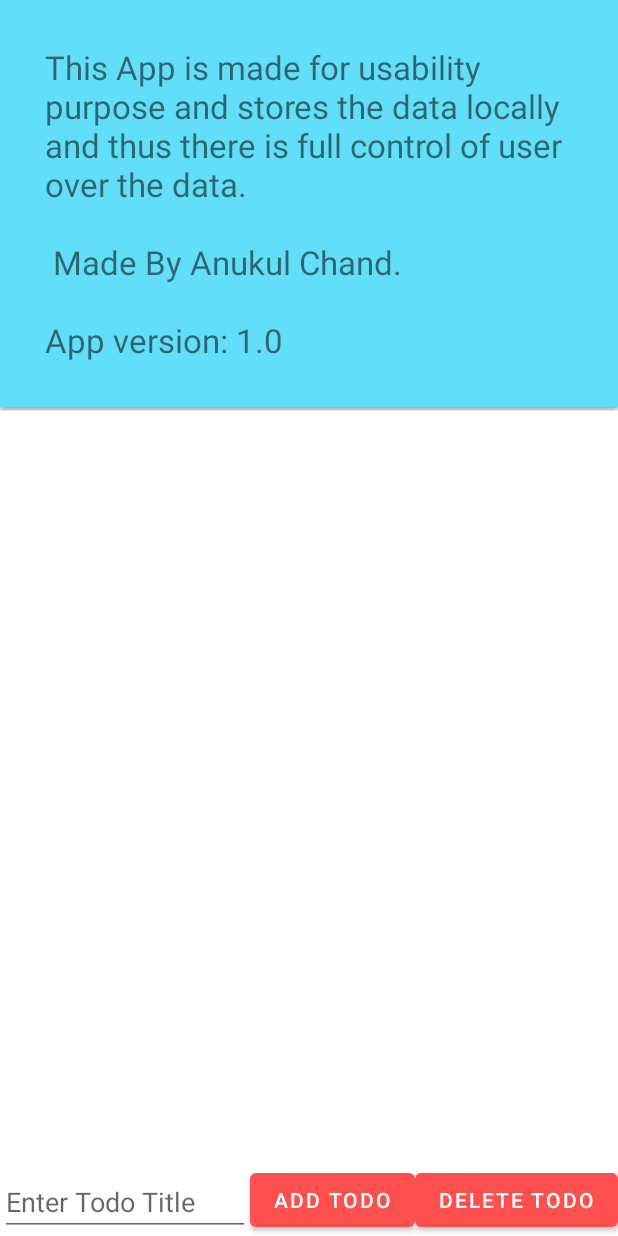
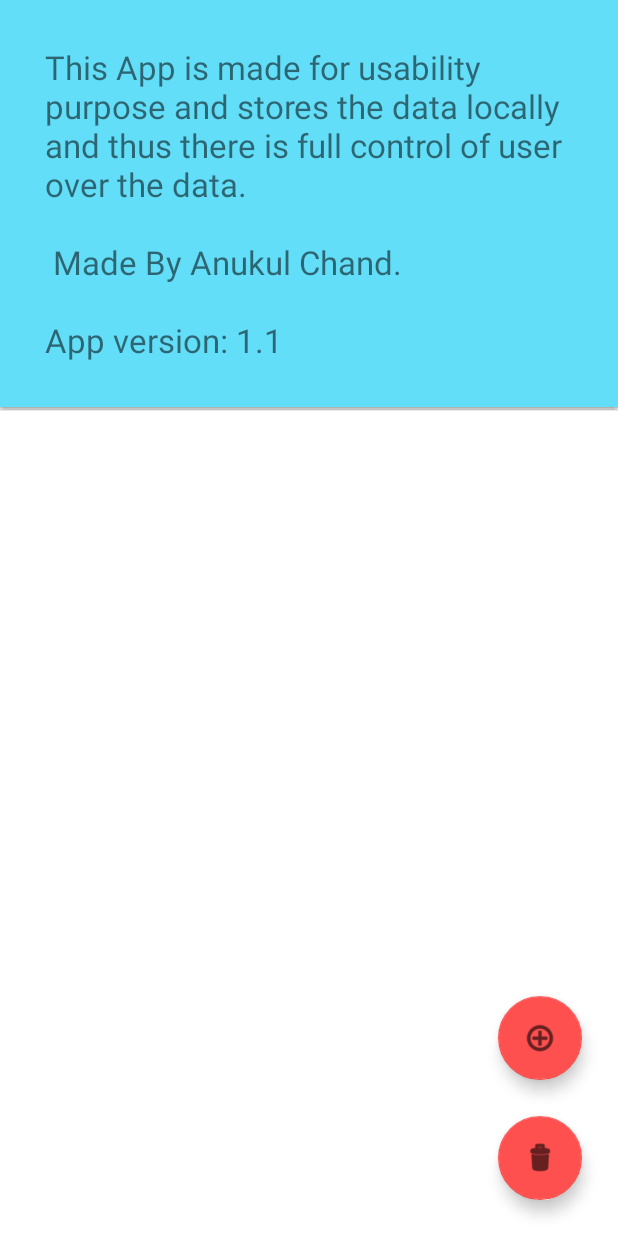
Before and after one commit to Aceee-dev/todoApp, an Android app: the screen it shows after launch (MainActivity), in the options menu, after a tap on "About", on a phone screen of 412 x 824 dp. Run offline under Robolectric (Android 15) with nearby library versions, the phone set to English and light mode, and no system bars; our stand-ins replace Room's generated code.

Commit message:
Added edit functionality for a todo

```diff
--- a/app/build.gradle
+++ b/app/build.gradle
@@ -12,7 +12,7 @@ android {
         minSdk 21
         targetSdk 32
         versionCode 1
-        versionName "1.0"
+        versionName "1.1"
 
         testInstrumentationRunner "androidx.test.runner.AndroidJUnitRunner"
     }
--- a/app/src/main/AndroidManifest.xml
+++ b/app/src/main/AndroidManifest.xml
@@ -18,6 +18,11 @@
                 <category android:name="android.intent.category.LAUNCHER" />
             </intent-filter>
         </activity>
+
+        <activity
+            android:name="com.example.todoApp.EditActivity"
+            android:exported="true">
+        </activity>
     </application>
 
 </manifest>
--- /dev/null
+++ b/app/src/main/java/com/example/todoApp/EditActivity.kt
@@ -0,0 +1,140 @@
+package com.example.todoApp
+
+import android.content.Intent
+import android.graphics.Color
+import android.os.Bundle
+import android.util.Log
+import android.view.View
+import android.view.ViewGroup
+import android.widget.AdapterView
+import android.widget.ArrayAdapter
+import android.widget.TextView
+import androidx.appcompat.app.AppCompatActivity
+import androidx.lifecycle.ViewModelProvider
+import com.google.android.material.snackbar.Snackbar
+import kotlinx.android.synthetic.main.activity_edit.*
+import java.text.ParseException
+import java.text.SimpleDateFormat
+import java.util.*
+
+
+class EditActivity : AppCompatActivity() {
+    private lateinit var mTodoViewModel: TodoViewModel
+
+    override fun onCreate(savedInstanceState: Bundle?) {
+        super.onCreate(savedInstanceState)
+        setContentView(R.layout.activity_edit)
+
+        val todoData: Todo = intent.getParcelableExtra("EDIT_DATA") ?: createTodoInstance("")
+
+        mTodoViewModel = ViewModelProvider(
+            this,
+            ViewModelProvider.AndroidViewModelFactory.getInstance(application)
+        )
+            .get(TodoViewModel::class.java)
+
+        val priorityArray = resources.getStringArray(R.array.Priority)
+        val spinnerAdapter = object :
+            ArrayAdapter<String>(this, android.R.layout.simple_spinner_item, priorityArray) {
+
+            override fun isEnabled(position: Int): Boolean {
+                // Disable the first item from Spinner
+                // First item will be used for hint
+                return position != 0
+            }
+
+            override fun getDropDownView(
+                position: Int,
+                convertView: View?,
+                parent: ViewGroup
+            ): View {
+                val view: TextView =
+                    super.getDropDownView(position, convertView, parent) as TextView
+                //set the color of first item in the drop down list to gray
+                if (position == 0) {
+                    view.setTextColor(Color.GRAY)
+                } else {
+                    //here it is possible to define color for other items by
+                    view.setTextColor(Color.BLACK)
+                }
+                return view
+            }
+
+        }
+        spinnerAdapter.setDropDownViewResource(android.R.layout.simple_spinner_dropdown_item)
+        spinnerPriorityList.adapter = spinnerAdapter
+
+        spinnerPriorityList.onItemSelectedListener = object : AdapterView.OnItemSelectedListener {
+            override fun onNothingSelected(parent: AdapterView<*>?) {
+            }
+
+            override fun onItemSelected(
+                parent: AdapterView<*>?,
+                view: View?,
+                position: Int,
+                id: Long
+            ) {
+                val value = parent!!.getItemAtPosition(position).toString()
+                if (value == priorityArray[0]) {
+                    (view as TextView).setTextColor(Color.GRAY)
+                }
+            }
+
+        }
+
+        if (todoData.title.isNotEmpty()) {
+            editTextTodoTitle.setText(todoData.title)
+            editTextDescription.setText(todoData.description)
+            editTextDateTodo.setText(todoData.completion_date)
+            spinnerPriorityList.setSelection(todoData.priority)
+        }
+
+        btnSaveTodo.setOnClickListener {
+            val title = editTextTodoTitle.text.toString()
+            if (title.isNotEmpty()) {
+                if (todoData.title.isEmpty()) {
+                    mTodoViewModel.insert(createTodoInstance(title))
+                } else {
+                    // call update
+                    mTodoViewModel.update(getUpdatedTodo(todoData, title))
+                }
+                val intent = Intent(this, MainActivity::class.java)
+                startActivity(intent)
+            } else {
+                Snackbar.make(
+                    this.findViewById(android.R.id.content),
+                    "Title can not be empty!",
+                    Snackbar.LENGTH_SHORT
+                ).show()
+            }
+        }
+    }
+
+    private fun getUpdatedTodo(todo: Todo, title: String): Todo {
+        todo.title = title
+        todo.description = editTextDescription.text.toString()
+        todo.priority = spinnerPriorityList.selectedItemPosition
+        todo.completion_date = editTextDateTodo.text.toString()
+        return todo
+    }
+
+    private fun createTodoInstance(title: String): Todo {
+        val todo = Todo(title = title)
+        todo.description = editTextDescription.text.toString()
+        todo.priority = spinnerPriorityList.selectedItemPosition
+        todo.completion_date = editTextDateTodo.text.toString()
+        return todo
+    }
+
+    private fun getDate(text: String): Date {
+        val df = SimpleDateFormat("dd-MM-yyyy")
+        lateinit var myDate: Date
+        try {
+            myDate = df.parse(text)
+            return myDate
+        } catch (e: ParseException) {
+            Log.e("EditActivity", "Parse Exception while parsing text")
+        }
+        return myDate
+    }
+}
--- a/app/src/main/java/com/example/todoApp/MainActivity.kt
+++ b/app/src/main/java/com/example/todoApp/MainActivity.kt
@@ -1,5 +1,6 @@
 package com.example.todoApp
 
+import android.content.Intent
 import android.os.Bundle
 import android.view.Menu
 import android.view.MenuItem
@@ -22,7 +23,14 @@ class MainActivity : AppCompatActivity() {
         setSupportActionBar(tbMenuAppBar)
         supportActionBar?.title = getString(R.string.Todo)
 
-        mTodoAdapter = TodoAdapter(mutableListOf())
+        mTodoAdapter = TodoAdapter(mutableListOf(), object : TodoAdapter.OnItemClickListener {
+            override fun onItemClick(item: Todo?) {
+                // send data to edit screen using bundle
+                val intent = Intent(this@MainActivity, EditActivity::class.java)
+                intent.putExtra("EDIT_DATA", item)
+                startActivity(intent)
+            }
+        })
         rvToDoItem.adapter = mTodoAdapter
 
         rvToDoItem.layoutManager = LinearLayoutManager(this)
@@ -33,20 +41,25 @@ class MainActivity : AppCompatActivity() {
         ).get(TodoViewModel::class.java)
 
         btnAddTodo.setOnClickListener {
-            val todoTitle = etToDoTitle.text.toString()
-            if (todoTitle.isNotEmpty()) {
-                val todo = Todo(title = todoTitle)
-                mTodoViewModel.insert(todo)
-                etToDoTitle.text.clear()
-            }
+            // Trigger edit activity
+            val intent = Intent(this@MainActivity, EditActivity::class.java)
+            startActivity(intent)
         }
+
         btnDeleteTodo.setOnClickListener {
             val todoDeleteList = mTodoAdapter.getTodoDeleteList()
             for (todo in todoDeleteList) {
                 mTodoViewModel.delete(todo)
             }
         }
+    }
 
+    override fun onStart() {
+        super.onStart()
+        updateRecyclerViewWithData()
+    }
+
+    private fun updateRecyclerViewWithData() {
         // put observer on live data
         mTodoViewModel.getAllTodos().observe(this, Observer { list ->
             list?.let {
--- a/app/src/main/java/com/example/todoApp/Todo.kt
+++ b/app/src/main/java/com/example/todoApp/Todo.kt
@@ -4,11 +4,15 @@ import android.os.Parcelable
 import androidx.room.Entity
 import androidx.room.PrimaryKey
 import kotlinx.android.parcel.Parcelize
+import java.util.*
 
 @Parcelize
 @Entity
 data class Todo(
     @PrimaryKey(autoGenerate = true) var tid: Int = 0,
-    val title: String,
-    var isChecked: Boolean = false
+    var title: String,
+    var isChecked: Boolean = false,
+    var description: String = "",
+    var priority: Int = 4,
+    var completion_date: String = ""
 ) : Parcelable
--- a/app/src/main/java/com/example/todoApp/TodoDao.kt
+++ b/app/src/main/java/com/example/todoApp/TodoDao.kt
@@ -13,4 +13,7 @@ interface TodoDao {
 
     @Delete
     suspend fun delete(todo: Todo)
+
+    @Update
+    suspend fun update(todo: Todo)
 }
--- a/app/src/main/java/com/example/todoApp/TodoViewModel.kt
+++ b/app/src/main/java/com/example/todoApp/TodoViewModel.kt
@@ -22,6 +22,10 @@ class TodoViewModel(application: Application) : AndroidViewModel(application) {
         mtodoRepository.delete(todo)
     }
 
+    fun update(todo: Todo) {
+        mtodoRepository.update(todo)
+    }
+
     fun getAllTodos(): LiveData<MutableList<Todo>> {
         return mAllTodos;
     }
--- a/app/src/main/res/layout/activity_main.xml
+++ b/app/src/main/res/layout/activity_main.xml
@@ -21,33 +21,33 @@
         android:id="@+id/rvToDoItem"
         android:layout_width="match_parent"
         android:layout_height="0dp"
-        app:layout_constraintBottom_toTopOf="@+id/etToDoTitle"
+        app:layout_constraintBottom_toBottomOf="parent"
         app:layout_constraintEnd_toEndOf="parent"
         app:layout_constraintStart_toStartOf="parent"
         app:layout_constraintTop_toBottomOf="@id/tbMenuAppBar" />
 
-    <EditText
-        android:id="@+id/etToDoTitle"
-        android:layout_width="0dp"
-        android:layout_height="wrap_content"
-        android:hint="@string/toDoTitleString"
-        app:layout_constraintBottom_toBottomOf="parent"
-        app:layout_constraintEnd_toStartOf="@+id/btnAddTodo"
-        app:layout_constraintStart_toStartOf="parent" />
-
-    <Button
+    <com.google.android.material.floatingactionbutton.FloatingActionButton
         android:id="@+id/btnAddTodo"
         android:layout_width="wrap_content"
         android:layout_height="wrap_content"
-        android:text="@string/addTodo"
-        app:layout_constraintBottom_toBottomOf="parent"
-        app:layout_constraintEnd_toStartOf="@+id/btnDeleteTodo" />
+        android:layout_margin="24dp"
+        android:clickable="true"
+        app:backgroundTint="?attr/colorPrimary"
+        app:layout_constraintBottom_toTopOf="@id/btnDeleteTodo"
+        app:layout_constraintEnd_toEndOf="parent"
+        app:srcCompat="@android:drawable/ic_menu_add" />
 
-    <Button
+
+    <com.google.android.material.floatingactionbutton.FloatingActionButton
         android:id="@+id/btnDeleteTodo"
         android:layout_width="wrap_content"
         android:layout_height="wrap_content"
-        android:text="@string/deleteToDo"
+        android:layout_margin="24dp"
+        android:layout_marginEnd="292dp"
+        android:clickable="true"
+        app:backgroundTint="?attr/colorPrimary"
         app:layout_constraintBottom_toBottomOf="parent"
-        app:layout_constraintEnd_toEndOf="parent" />
+        app:layout_constraintEnd_toEndOf="parent"
+        app:srcCompat="@android:drawable/ic_menu_delete" />
+
 </androidx.constraintlayout.widget.ConstraintLayout>
--- a/app/src/main/res/values/strings.xml
+++ b/app/src/main/res/values/strings.xml
@@ -6,4 +6,16 @@
     <string name="Todo">Todo</string>
     <string name="About">About</string>
     <string name="Search">Search</string>
+    <string name="save">Save</string>
+    <string name="priority">Priority</string>
+    <string name="completion_date">Completion Date(dd-mm-yyyy)</string>
+    <string name="description">Description</string>
+    <string-array name="Priority">
+        <item>Priority</item>
+        <item>P1(Highest)</item>
+        <item>P2</item>
+        <item>P3</item>
+        <item>P4</item>
+        <item>P5(Least)</item>
+    </string-array>
 </resources>
```
Also changed, not shown: app/src/main/java/com/example/todoApp/TodoAdapter.kt (+23 -4 lines), app/src/main/java/com/example/todoApp/TodoRepository.kt (+8 -0 lines), app/src/main/res/layout/activity_edit.xml (added, +67 -0 lines), app/src/main/res/layout/item_todo.xml (+27 -1 lines).
